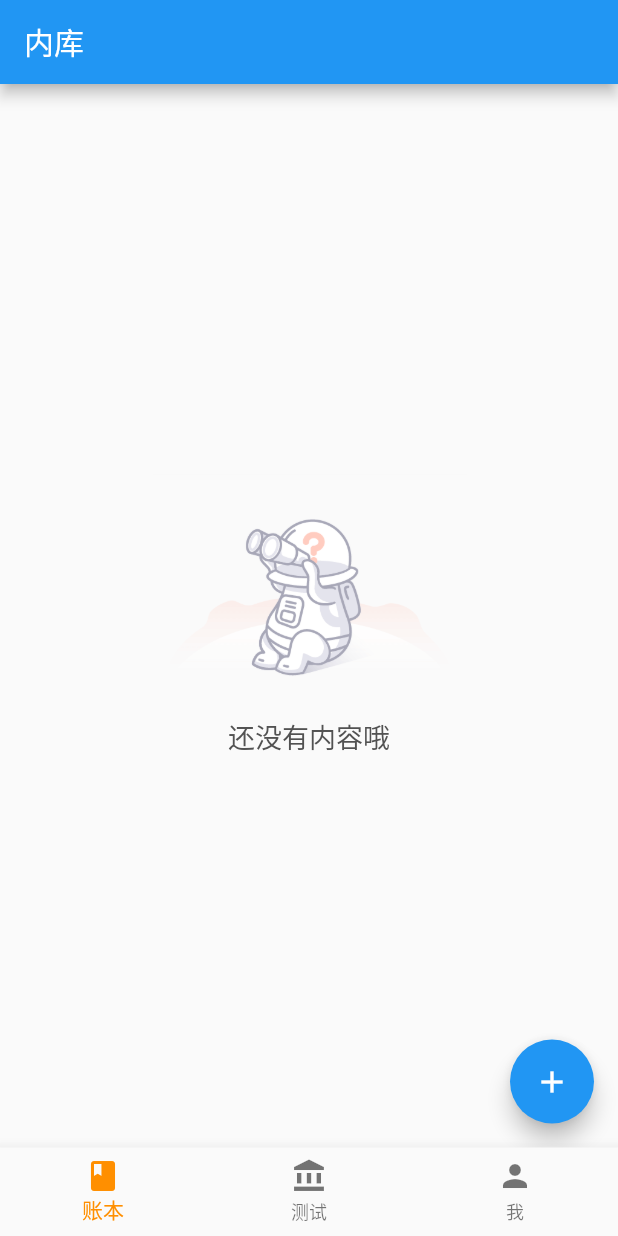
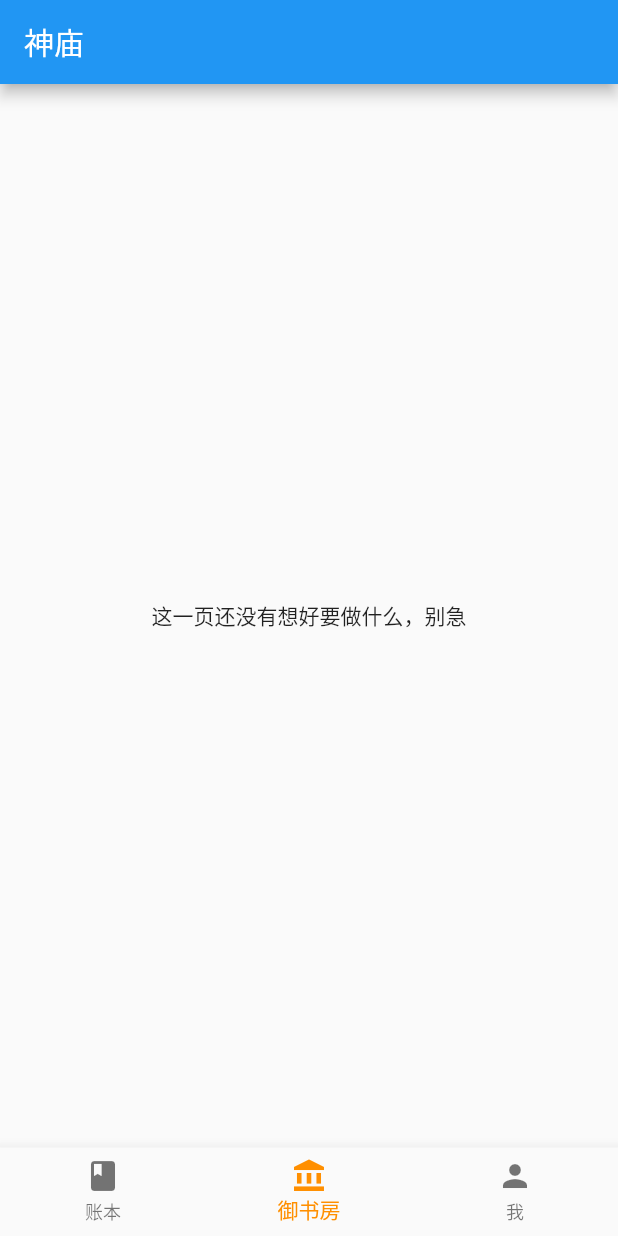
Before and after one commit to Jormunganders/ledger, a Flutter app: the screen it shows after launch, on a phone screen of 412 x 824 dp. Run offline on Flutter 3.47's test engine with Material 2 defaults, Android fonts, the phone set to English and light mode, and no system bars; our stand-ins replace device_info, dio, package_info.

Commit message:
梳理代码结构

```diff
--- a/lib/common/page/feed_page.dart
+++ b/lib/ledger/page/feed_page.dart
@@ -5,7 +5,7 @@ import 'package:ledger/common/list/adapter_manager.dart';
 import 'package:ledger/common/list/list_view.dart';
 import 'package:provider/provider.dart';
 
-import '../strings.dart';
+import '../../common/strings.dart';
 
 class FeedPage extends StatefulWidget {
   @override
--- a/lib/common/page/mine_page.dart
+++ b/lib/ledger/page/mine_page.dart
@@ -1,10 +1,9 @@
 import 'package:flutter/material.dart';
 import 'package:flutter/widgets.dart';
 import 'package:ledger/common/colors.dart';
+import 'package:ledger/common/develop.dart';
 import 'package:ledger/common/strings.dart';
-import 'package:ledger/demo/demo_page.dart';
-
-import '../develop.dart';
+import 'package:ledger/reader/page/reader_page.dart';
 
 class MinePage extends StatelessWidget {
   @override
@@ -91,9 +90,7 @@ class MinePage extends StatelessWidget {
     );
   }
 
-  /**
-   * 设置按钮
-   */
+  /// 设置按钮
   _buildMorePopupMenuButton(BuildContext context) {
     return PopupMenuButton<String>(
       itemBuilder: (context) {
@@ -125,7 +122,7 @@ class MinePage extends StatelessWidget {
           case DEMO:
             Navigator.push(
               context,
-              new MaterialPageRoute(builder: (context) => new DemoPage()),
+              new MaterialPageRoute(builder: (context) => new ReaderPage()),
             );
             break;
         }
--- a/lib/main.dart
+++ b/lib/main.dart
@@ -1,6 +1,6 @@
 import 'package:flutter/material.dart';
-import 'package:ledger/common/page/account_page.dart';
-import 'package:ledger/common/page/home_page.dart';
+import 'package:ledger/ledger/page/account_page.dart';
+import 'package:ledger/main/page/home_page.dart';
 import 'package:ledger/common/strings.dart';
 
 void main() => runApp(MyApp());
--- a/lib/common/page/home_page.dart
+++ b/lib/main/page/home_page.dart
@@ -2,18 +2,24 @@ import 'dart:async';
 
 import 'package:flutter/cupertino.dart';
 import 'package:flutter/material.dart';
-import 'package:ledger/common/page/feed_page.dart';
-import 'package:ledger/demo/demo_page.dart';
-
-import 'mine_page.dart';
+import 'package:ledger/ledger/page/feed_page.dart';
+import 'package:ledger/ledger/page/mine_page.dart';
+import 'package:ledger/reader/page/reader_page.dart';
 
 class HomePage extends StatefulWidget {
   @override
   State<StatefulWidget> createState() => _HomeState();
 }
 
+const DEFAULT_TAB_INDEX = 1; // 默认选中的 tab
+
 class _HomeState extends State<HomePage> {
-  int _currentIndex = 0;
+  int _currentIndex;
+
+  _HomeState() {
+    _currentIndex =
+        DEFAULT_TAB_INDEX >= pageList.length ? 0 : DEFAULT_TAB_INDEX;
+  }
 
   var pageList = [
     {
@@ -22,9 +28,9 @@ class _HomeState extends State<HomePage> {
       "page": FeedPage(),
     },
     {
-      "name": "测试",
+      "name": "御书房",
       "icon": Icons.account_balance,
-      "page": DemoPage(),
+      "page": ReaderPage(),
     },
     {
       "name": "我",
--- a/lib/demo/demo_page.dart
+++ b/lib/reader/page/reader_page.dart
@@ -1,6 +1,6 @@
 import 'package:flutter/material.dart';
 
-class DemoPage extends StatelessWidget {
+class ReaderPage extends StatelessWidget {
   @override
   Widget build(BuildContext context) {
     return Scaffold(
```
Also changed, not shown: lib/ledger/page/account_page.dart (renamed from lib/common/page/account_page.dart), pubspec.lock, 4 other files.
